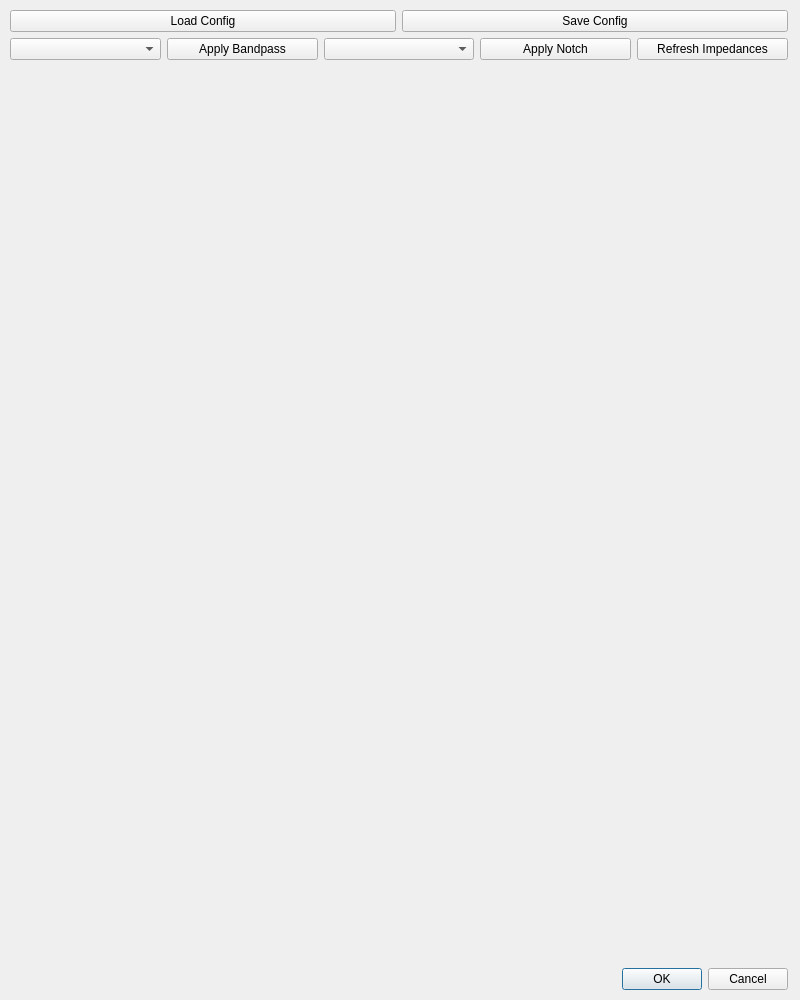
Above: g.USBamp/gUSB_dlg.ui from labstreaminglayer/App-g.Tec before the change. Below: the same form after it.
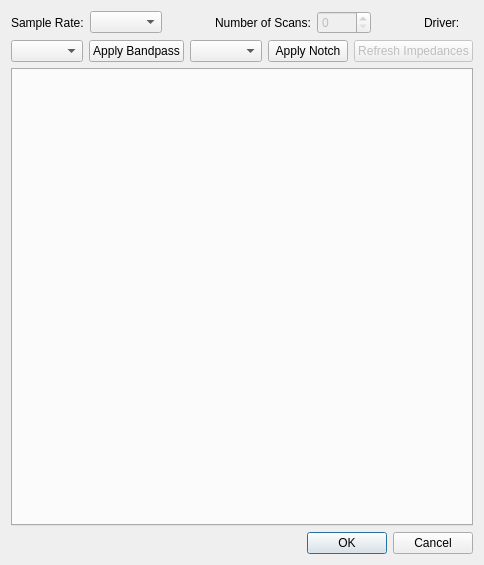
That is the form after the change.

What changed in the file:
```diff
--- a/g.USBamp/gUSB_dlg.ui
+++ b/g.USBamp/gUSB_dlg.ui
@@ -9,48 +9,82 @@
    <rect>
     <x>0</x>
     <y>0</y>
-    <width>800</width>
-    <height>1000</height>
+    <width>450</width>
+    <height>565</height>
    </rect>
   </property>
   <property name="windowTitle">
    <string>Configure g.USBamp(s)</string>
   </property>
-  <widget class="QWidget" name="verticalLayoutWidget">
-   <property name="geometry">
-    <rect>
-     <x>5</x>
-     <y>5</y>
-     <width>788</width>
-     <height>990</height>
-    </rect>
-   </property>
-   <layout class="QVBoxLayout" name="verticalLayout" stretch="0,0,1,1">
-    <property name="leftMargin">
-     <number>5</number>
-    </property>
-    <property name="topMargin">
-     <number>5</number>
-    </property>
-    <property name="rightMargin">
-     <number>5</number>
-    </property>
-    <property name="bottomMargin">
-     <number>5</number>
-    </property>
+  <layout class="QGridLayout" name="gridLayout">
+   <item row="0" column="0">
+    <layout class="QVBoxLayout" name="verticalLayout" stretch="0,0,0,0">
+     <item>
+      <layout class="QHBoxLayout" name="commonConfig_layout">
+       <item>
+        <widget class="QLabel" name="sampleRate_label">
+         <property name="text">
+          <string>Sample Rate:</string>
+         </property>
+        </widget>
+       </item>
+       <item>
+        <widget class="QComboBox" name="sampleRate_combo"/>
+       </item>
+       <item>
+        <spacer name="horizontalSpacer">
+         <property name="orientation">
+          <enum>Qt::Horizontal</enum>
+         </property>
+         <property name="sizeHint" stdset="0">
+          <size>
+           <width>40</width>
+           <height>20</height>
+          </size>
+         </property>
+        </spacer>
+       </item>
+       <item>
+        <widget class="QLabel" name="numScans_label">
+         <property name="text">
+          <string>Number of Scans:</string>
+         </property>
+        </widget>
+       </item>
+       <item>
+        <widget class="QSpinBox" name="numScans_spinBox">
+         <property name="enabled">
+          <bool>false</bool>
+         </property>
+         <property name="maximum">
+          <number>4096</number>
+         </property>
+        </widget>
+       </item>
     <item>
-     <layout class="QHBoxLayout" name="configLayout">
+        <spacer name="horizontalSpacer_2">
+         <property name="orientation">
+          <enum>Qt::Horizontal</enum>
+         </property>
+         <property name="sizeHint" stdset="0">
+          <size>
+           <width>40</width>
+           <height>20</height>
+          </size>
+         </property>
+        </spacer>
+       </item>
       <item>
-       <widget class="QPushButton" name="loadCfgButton">
+        <widget class="QLabel" name="driver_label">
         <property name="text">
-         <string>Load Config</string>
+          <string>Driver:</string>
         </property>
        </widget>
       </item>
       <item>
-       <widget class="QPushButton" name="saveCfgButton">
+        <widget class="QLabel" name="driver_value">
         <property name="text">
-         <string>Save Config</string>
+          <string/>
         </property>
        </widget>
       </item>
@@ -80,6 +114,9 @@
       </item>
       <item>
        <widget class="QPushButton" name="impedance_pushButton">
+         <property name="enabled">
+          <bool>false</bool>
+         </property>
         <property name="text">
          <string>Refresh Impedances</string>
         </property>
@@ -88,7 +125,11 @@
      </layout>
     </item>
     <item>
-     <layout class="QGridLayout" name="devices_layout" rowstretch="1" columnstretch="1"/>
+      <widget class="QTabWidget" name="devices_tabWidget">
+       <property name="currentIndex">
+        <number>-1</number>
+       </property>
+      </widget>
     </item>
     <item>
      <widget class="QDialogButtonBox" name="buttonBox">
@@ -101,7 +142,8 @@
      </widget>
     </item>
    </layout>
-  </widget>
+   </item>
+  </layout>
  </widget>
  <resources/>
  <connections>
```
Left out of the diff: 16 changed lines with no effect on the pictures. Lines whose indentation alone changed are shown as unchanged.
